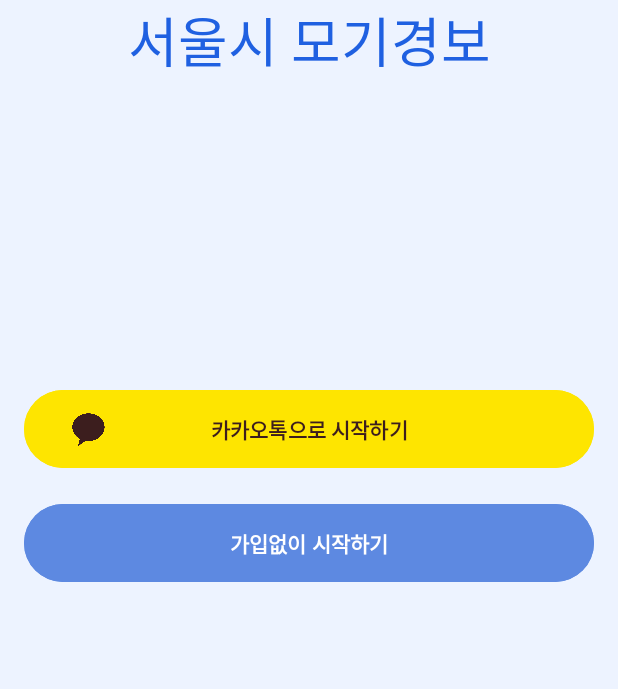
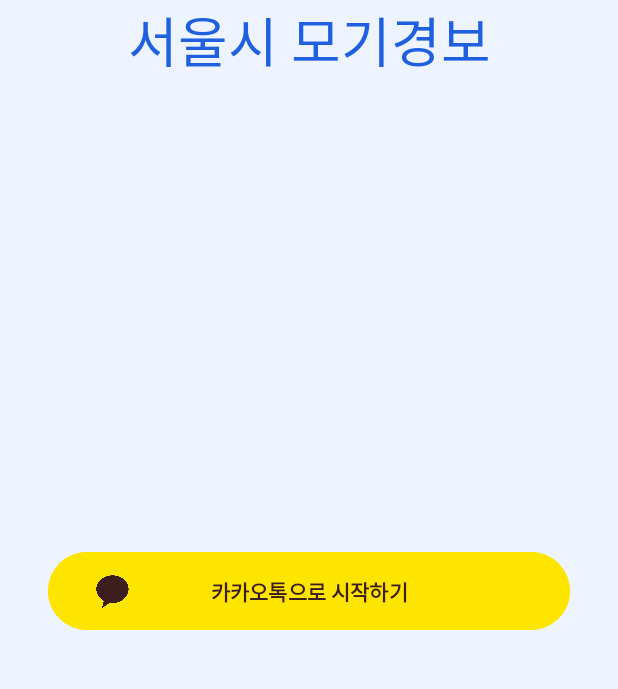
Before and after one commit to dongbin98/Mosquito, an Android app: the screen it shows after launch (IntroActivity), on a phone screen of 412 x 824 dp, the part 504-1193 px from its top. Run offline under Robolectric (Android 15) with nearby library versions, the phone set to English and light mode, and no system bars; our stand-ins replace RxJava, data binding; libraries missing offline, so code that uses them is left out: com.kakao.sdk; 2 statements that could not run were skipped.

Commit message:
2023.11.19(일) / 일반로그인 제거

```diff
--- a/app/src/main/java/com/bonghwan/mosquito/ui/intro/IntroActivity.kt
+++ b/app/src/main/java/com/bonghwan/mosquito/ui/intro/IntroActivity.kt
@@ -166,10 +166,6 @@ class IntroActivity : BaseActivity<ActivityIntroBinding>(R.layout.activity_intro
         btLoginKakao.setOnClickListener {
             loginWithKakao()
         }
-
-        btNoLogin.setOnClickListener {
-            startMain()
-        }
     }
 
     private fun autoLogin() {
--- a/app/src/main/res/layout/activity_intro.xml
+++ b/app/src/main/res/layout/activity_intro.xml
@@ -41,16 +41,16 @@
             android:id="@+id/btLoginKakao"
             android:layout_width="0dp"
             android:layout_height="60dp"
-            android:layout_marginStart="16dp"
-            android:layout_marginBottom="16dp"
-            android:layout_marginEnd="16dp"
+            android:layout_marginStart="32dp"
+            android:layout_marginBottom="64dp"
+            android:layout_marginEnd="32dp"
             android:backgroundTint="@color/kakaoBackground"
             android:text="카카오톡으로 시작하기"
             android:textColor="@color/kakaoText"
             android:textStyle="bold"
             app:layout_constraintEnd_toEndOf="parent"
             app:layout_constraintStart_toStartOf="parent"
-            app:layout_constraintBottom_toTopOf="@id/btNoLogin" />
+            app:layout_constraintBottom_toBottomOf="parent" />
 
         <ImageView
             android:id="@+id/ivKakao"
@@ -62,20 +62,5 @@
             app:layout_constraintStart_toStartOf="@id/btLoginKakao"
             app:layout_constraintTop_toTopOf="@id/btLoginKakao"/>
 
-        <Button
-            android:id="@+id/btNoLogin"
-            android:layout_width="0dp"
-            android:layout_height="60dp"
-            android:layout_marginStart="16dp"
-            android:layout_marginBottom="96dp"
-            android:layout_marginEnd="16dp"
-            android:backgroundTint="@color/subBlue"
-            android:text="가입없이 시작하기"
-            android:textColor="@color/white"
-            android:textStyle="bold"
-            app:layout_constraintEnd_toEndOf="parent"
-            app:layout_constraintStart_toStartOf="parent"
-            app:layout_constraintBottom_toBottomOf="parent"/>
-
     </androidx.constraintlayout.widget.ConstraintLayout>
 </layout>
```
